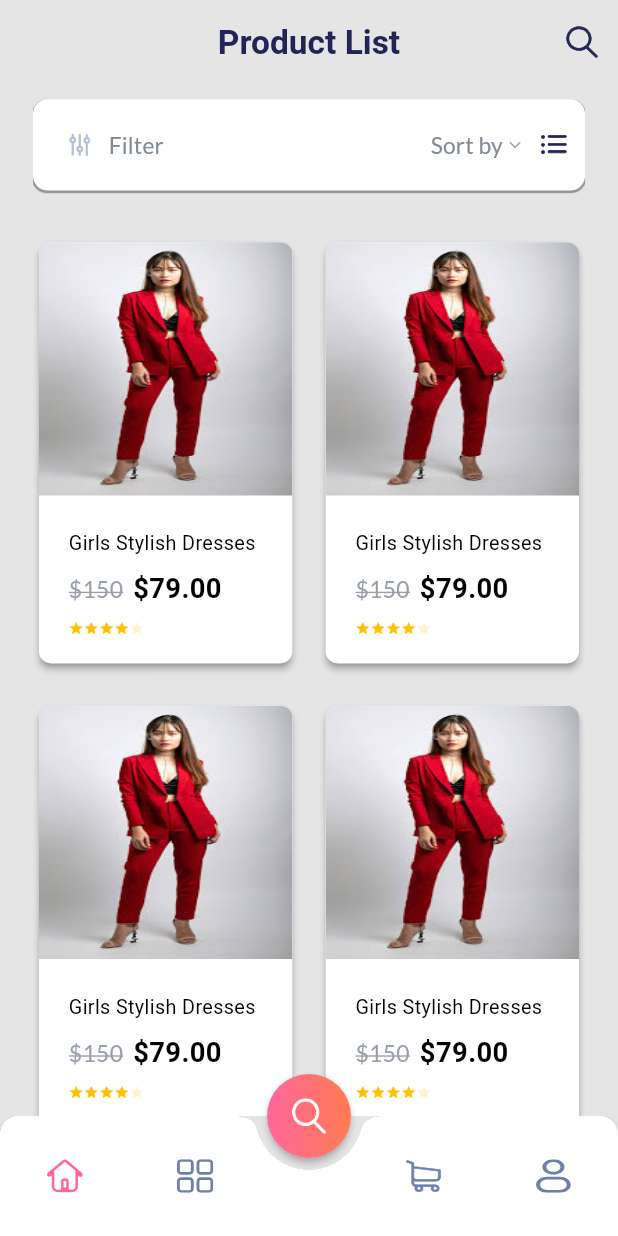
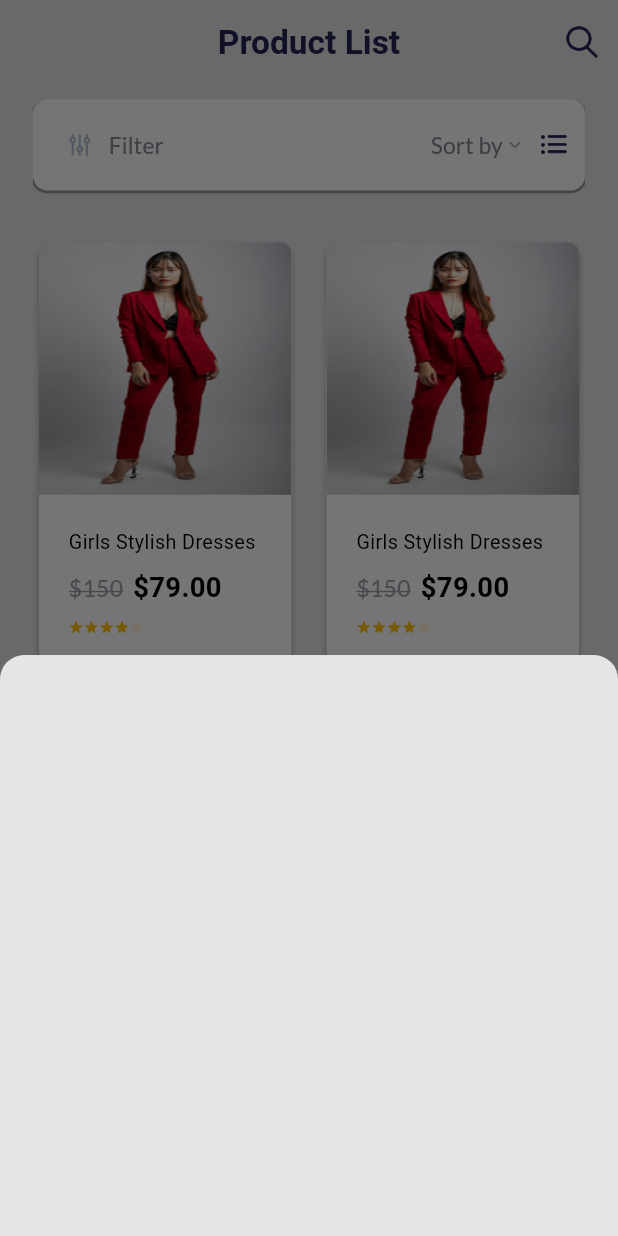
Before and after one commit to shaunhossain/dokan_demo, a Flutter app: the HomePage screen opened by its route, after a tap on "Sort by", on a phone screen of 412 x 824 dp. Run offline on Flutter 3.47's test engine with Material 3 defaults, Android fonts, the phone set to English and light mode, and no system bars; drawn by our look-alikes of flutter_rating_bar; our stand-ins replace bloc, cached_network_image, dotted_border, flutter_bloc, flutter_screenutil, flutter_svg and 5 more.

Commit message:
- add initial bottom sheet with a trigger bloc , so i can generate it on main page

```diff
--- /dev/null
+++ b/lib/presentation/bloc/trigger_bottom_sheet_cubit/trigger_bottom_sheet_cubit.dart
@@ -0,0 +1,24 @@
+import 'package:bloc/bloc.dart';
+import 'package:freezed_annotation/freezed_annotation.dart';
+import 'package:injectable/injectable.dart';
+
+part 'trigger_bottom_sheet_state.dart';
+
+part 'trigger_bottom_sheet_cubit.freezed.dart';
+
+@singleton
+class TriggerBottomSheetCubit extends Cubit<TriggerBottomSheetState> {
+  TriggerBottomSheetCubit() : super(const TriggerBottomSheetState.initial()) {
+    openSheet();
+    closeSheet();
+  }
+
+  void openSheet() {
+    emit(const TriggerBottomSheetState.initial());
+    emit(const TriggerBottomSheetState.open());
+  }
+
+  void closeSheet() {
+    emit(const TriggerBottomSheetState.close());
+  }
+}
--- /dev/null
+++ b/lib/presentation/bloc/trigger_bottom_sheet_cubit/trigger_bottom_sheet_state.dart
@@ -0,0 +1,8 @@
+part of 'trigger_bottom_sheet_cubit.dart';
+
+@freezed
+class TriggerBottomSheetState with _$TriggerBottomSheetState {
+  const factory TriggerBottomSheetState.initial() = _Initial;
+  const factory TriggerBottomSheetState.open() = _Open;
+  const factory TriggerBottomSheetState.close() = _Close;
+}
--- a/lib/presentation/ui/my_app.dart
+++ b/lib/presentation/ui/my_app.dart
@@ -1,6 +1,7 @@
 import 'package:dokan_demo/core/app_themes.dart';
 import 'package:dokan_demo/injection.dart';
 import 'package:dokan_demo/presentation/bloc/bottom_navigation/bottom_navigation_bloc.dart';
+import 'package:dokan_demo/presentation/bloc/trigger_bottom_sheet_cubit/trigger_bottom_sheet_cubit.dart';
 import 'package:dokan_demo/presentation/navigation/route.dart';
 import 'package:flutter/material.dart';
 import 'package:flutter_bloc/flutter_bloc.dart';
@@ -19,6 +20,7 @@ class MyApp extends StatelessWidget {
         return MultiBlocProvider(
           providers: [
             BlocProvider(create: (context) => getIt<BottomNavigationBloc>()),
+            BlocProvider(create: (context) => getIt<TriggerBottomSheetCubit>()),
           ],
           child: SafeArea(
             child: MaterialApp.router(
--- /dev/null
+++ b/lib/presentation/ui/pages/home/bottom_sheet/short_by_bottom_view.dart
@@ -0,0 +1,22 @@
+import 'package:flutter/material.dart';
+import 'package:flutter_screenutil/flutter_screenutil.dart';
+
+class ShortByBottomView extends StatelessWidget {
+  const ShortByBottomView({super.key});
+
+  @override
+  Widget build(BuildContext context) {
+    return DraggableScrollableSheet(
+      initialChildSize: 0.47,
+      minChildSize: 0.2,
+      maxChildSize: 0.47,
+      expand: false,
+      builder: (_, controller){
+        return Container(
+          width: double.maxFinite,
+          height: 100.h,
+        );
+      },
+    );
+  }
+}
--- a/lib/presentation/ui/pages/home/home_page.dart
+++ b/lib/presentation/ui/pages/home/home_page.dart
@@ -1,8 +1,10 @@
 import 'package:cached_network_image/cached_network_image.dart';
 import 'package:dokan_demo/core/app_colors.dart';
 import 'package:dokan_demo/core/styles.dart';
+import 'package:dokan_demo/presentation/bloc/trigger_bottom_sheet_cubit/trigger_bottom_sheet_cubit.dart';
 import 'package:dokan_demo/presentation/ui/widgets/home/custom_search_view.dart';
 import 'package:flutter/material.dart';
+import 'package:flutter_bloc/flutter_bloc.dart';
 import 'package:flutter_rating_bar/flutter_rating_bar.dart';
 import 'package:flutter_screenutil/flutter_screenutil.dart';
 import 'package:flutter_svg/flutter_svg.dart';
@@ -39,7 +41,11 @@ class HomePage extends StatelessWidget {
             SliverPadding(
               padding: EdgeInsets.only(bottom: 30.h, top: 10.h),
               sliver: SliverToBoxAdapter(
-                child: CustomSearchView(onFilter: () {}, onShortBy: () {}),
+                child: CustomSearchView(
+                    onFilter: () {},
+                    onShortBy: () {
+                      context.read<TriggerBottomSheetCubit>().openSheet();
+                    }),
               ),
             ),
             SliverGrid(
@@ -47,7 +53,7 @@ class HomePage extends StatelessWidget {
                   crossAxisCount: 2,
                   childAspectRatio: 0.60,
                   mainAxisSpacing: 14.h,
-                  crossAxisSpacing: 14.h),
+                  crossAxisSpacing: 14.w),
               delegate: SliverChildBuilderDelegate((context, index) {
                 return Wrap(
                   children: [
--- a/lib/presentation/ui/pages/main_page.dart
+++ b/lib/presentation/ui/pages/main_page.dart
@@ -1,5 +1,7 @@
 import 'package:dokan_demo/core/app_colors.dart';
 import 'package:dokan_demo/presentation/bloc/bottom_navigation/bottom_navigation_bloc.dart';
+import 'package:dokan_demo/presentation/bloc/trigger_bottom_sheet_cubit/trigger_bottom_sheet_cubit.dart';
+import 'package:dokan_demo/presentation/ui/pages/home/bottom_sheet/short_by_bottom_view.dart';
 import 'package:dokan_demo/presentation/ui/widgets/bottom_nav/bottom_nav_item.dart';
 import 'package:flutter/material.dart';
 import 'package:flutter_bloc/flutter_bloc.dart';
@@ -36,7 +38,32 @@ class _MainPageState extends State<MainPage> {
 
   @override
   Widget build(BuildContext context) {
-    return BlocConsumer<BottomNavigationBloc, BottomNavigationState>(
+    return MultiBlocListener(
+      listeners: [
+        BlocListener<TriggerBottomSheetCubit, TriggerBottomSheetState>(
+          listener: (context, state) {
+            state.map(
+                open: (req) {
+                  Navigator.of(context).push(ModalBottomSheetRoute(
+                    builder: (context) => const ShortByBottomView(),
+                    isScrollControlled: true,
+                    isDismissible: true,
+                    enableDrag: false,
+                    backgroundColor: Theme.of(context).primaryColor,
+                    shape: const RoundedRectangleBorder(
+                        borderRadius: BorderRadius.vertical(
+                            top: Radius.circular(16))),
+                  ));
+                },
+                initial: (value) {},
+                close: (req) {
+                  context.pop();
+                  print("close bottom sheet");
+                });
+          },
+        )
+      ],
+      child: BlocConsumer<BottomNavigationBloc, BottomNavigationState>(
           builder: (context, state) {
         return Scaffold(
           key: _scaffoldKey,
@@ -124,6 +151,7 @@ class _MainPageState extends State<MainPage> {
         );
       }, listener: (context, state) {
         state.when(route: navRoute);
-    });
+      }),
+    );
   }
 }
```
Also changed, not shown: lib/injection.config.dart, lib/presentation/bloc/trigger_bottom_sheet_cubit/trigger_bottom_sheet_cubit.freezed.dart (added). Lines whose indentation alone changed are shown as unchanged.
